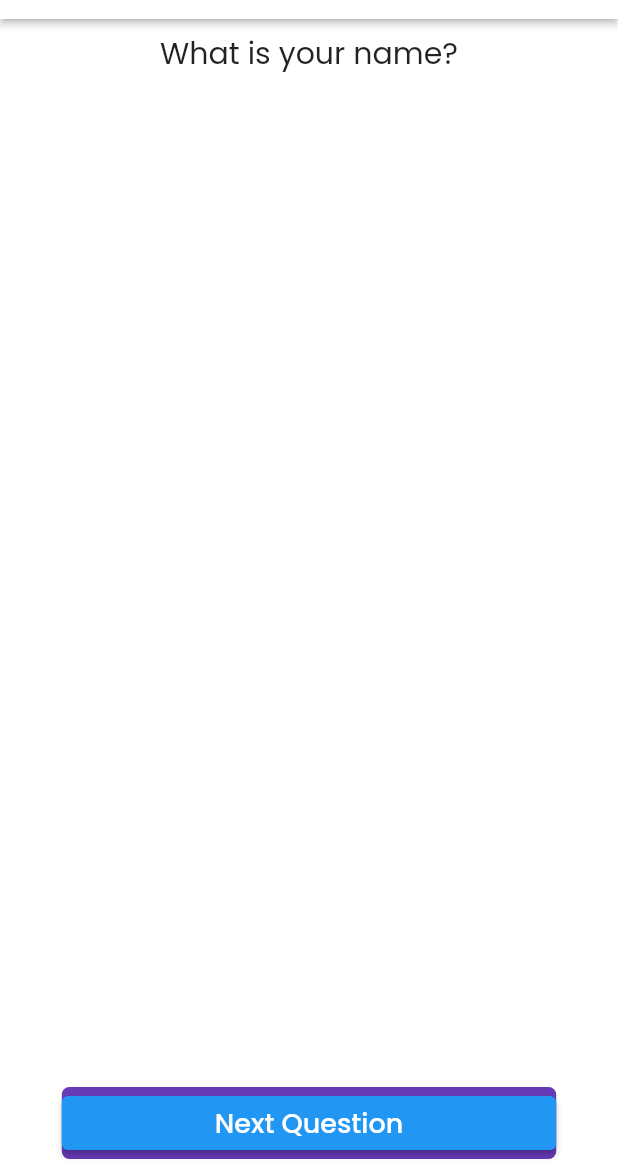
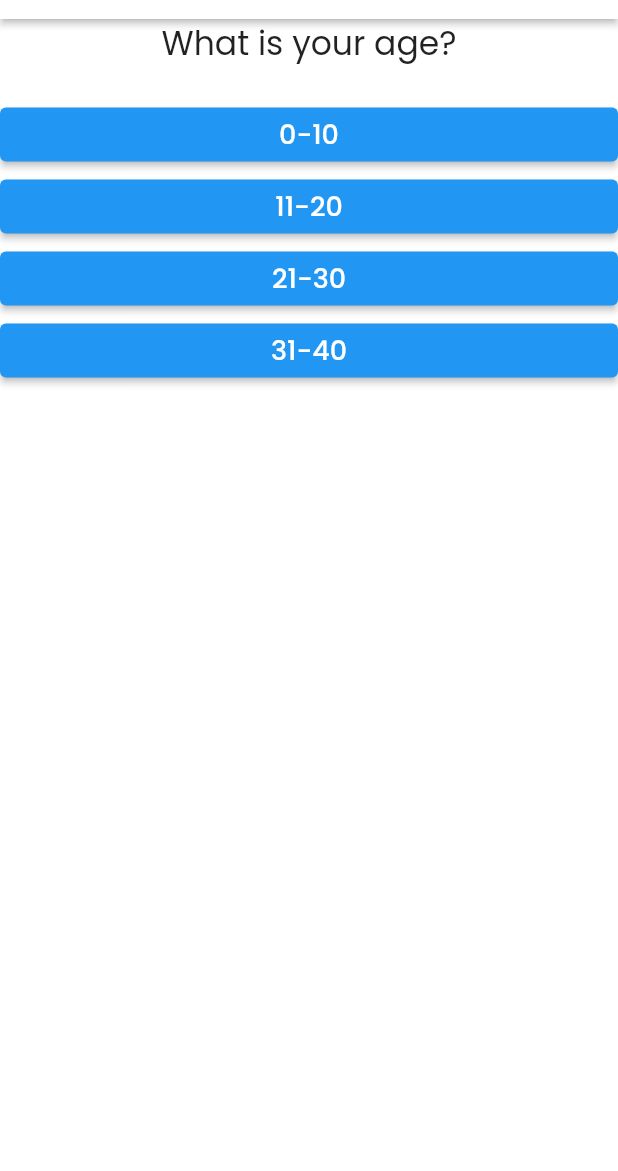
Before and after one commit to Naawaal/Simple_Quiz_App, a Flutter app: the screen it shows after launch, on a phone screen of 412 x 824 dp, the part 65-1236 px from its top. Run offline on Flutter 3.47's test engine with Material 2 defaults, Android fonts, the phone set to English and light mode, and no system bars; our stand-ins replace google_fonts.

Commit message:
Implemented Quizes

```diff
--- a/lib/screens/homepage.dart
+++ b/lib/screens/homepage.dart
@@ -1,5 +1,6 @@
 import 'package:flutter/material.dart';
-import 'package:simple_quiz_app/widgets/button.dart';
+import 'package:simple_quiz_app/widgets/answer.dart';
+import 'package:simple_quiz_app/widgets/question.dart';
 
 class HomepageScreen extends StatefulWidget {
   const HomepageScreen({super.key});
@@ -9,23 +10,43 @@ class HomepageScreen extends StatefulWidget {
 }
 
 class _HomepageScreenState extends State<HomepageScreen> {
-  var questionIndex = 0;
+  final questions = const [
+    {
+      'questionsText': 'What is your age?',
+      'answers': ['0-10', '11-20', '21-30', '31-40']
+    },
+    {
+      'questionsText': 'What is your favorite color?',
+      'answers': ['Red', 'Blue', 'Green', 'Yellow']
+    },
+    {
+      'questionsText': 'What is your favorite animal?',
+      'answers': ['Dog', 'Cat', 'Bird', 'Fish']
+    },
+    {
+      'questionsText': 'What is your favorite food?',
+      'answers': ['Pizza', 'Burger', 'Pasta', 'Salad']
+    },
+    {
+      'questionsText': 'What is your favorite drink?',
+      'answers': ['Water', 'Juice', 'Soda', 'Beer']
+    },
+    {
+      'questionsText': 'What is your favorite sport?',
+      'answers': ['Football', 'Basketball', 'Tennis', 'Baseball']
+    }
+  ];
+  var _questionIndex = 0;
 
-  void answerQuestion() {
+  void _answerQuestion() {
     setState(() {
-      questionIndex = questionIndex + 1;
+      _questionIndex = _questionIndex + 1;
     });
+    if (_questionIndex < questions.length) {}
   }
 
   @override
   Widget build(BuildContext context) {
-    var questions = [
-      'What is your name?',
-      'What is your age?',
-      'What is your favorite color?',
-      'What is your favorite food?',
-      'What is your favorite animal?'
-    ];
     return Scaffold(
       backgroundColor: Colors.white,
       appBar: AppBar(
@@ -38,27 +59,25 @@ class _HomepageScreenState extends State<HomepageScreen> {
         backgroundColor: Colors.white,
         elevation: 2,
       ),
-      body: Padding(
-        padding: const EdgeInsets.all(8.0),
-        child: Row(
-          mainAxisAlignment: MainAxisAlignment.center,
-          children: [
-            Column(
-              mainAxisAlignment: MainAxisAlignment.spaceBetween,
+      body: _questionIndex < questions.length
+          ? Column(
               children: [
-                Text(
-                  questions[questionIndex],
-                  style: const TextStyle(fontSize: 20),
+                Question(questions[_questionIndex]['questionsText'] as String),
+                const SizedBox(height: 20),
+                ...(questions[_questionIndex]['answers'] as List<String>)
+                    .map((answer) {
+                  return Answer(_answerQuestion, answer);
+                }).toList()
+              ],
+            )
+          : Center(
+              child: Container(
+                child: const Text(
+                  'You did it!',
+                  style: TextStyle(fontSize: 30),
                 ),
-                ButtonWidget(
-                  text: 'Next Question',
-                  onPressed: answerQuestion,
-                ),
-              ],
+              ),
             ),
-          ],
-        ),
-      ),
     );
   }
 }
--- /dev/null
+++ b/lib/widgets/answer.dart
@@ -0,0 +1,25 @@
+import 'package:flutter/material.dart';
+
+class Answer extends StatelessWidget {
+  final Function() selectHandler;
+  final String answerText;
+
+  Answer(this.selectHandler, this.answerText);
+
+  @override
+  Widget build(BuildContext context) {
+    return Container(
+        width: double.infinity,
+        decoration: BoxDecoration(
+          borderRadius: BorderRadius.circular(5),
+        ),
+        child: ElevatedButton(
+          onPressed: selectHandler,
+          child: Text(answerText,
+              style: const TextStyle(
+                color: Colors.white,
+                fontSize: 18,
+              )),
+        ));
+  }
+}
--- a/lib/widgets/button.dart
+++ /dev/null
@@ -1,28 +0,0 @@
-import 'package:flutter/material.dart';
-
-class ButtonWidget extends StatelessWidget {
-  final String text;
-  final Function()? onPressed;
-  const ButtonWidget({
-    super.key,
-    required this.text,
-    required this.onPressed,
-  });
-
-  @override
-  Widget build(BuildContext context) {
-    return Container(
-        width: MediaQuery.of(context).size.width * 0.8,
-        decoration: BoxDecoration(
-          color: Colors.deepPurple,
-          borderRadius: BorderRadius.circular(5),
-        ),
-        child: ElevatedButton(
-          onPressed: onPressed,
-          child: Text(
-            text,
-            style: const TextStyle(color: Colors.white, fontSize: 18),
-          ),
-        ));
-  }
-}
--- /dev/null
+++ b/lib/widgets/question.dart
@@ -0,0 +1,17 @@
+import 'package:flutter/widgets.dart';
+
+class Question extends StatelessWidget {
+  final String questionText;
+
+  Question(
+    this.questionText,
+  );
+
+  @override
+  Widget build(BuildContext context) {
+    return Text(questionText,
+        style: const TextStyle(
+          fontSize: 22,
+        ));
+  }
+}
```
